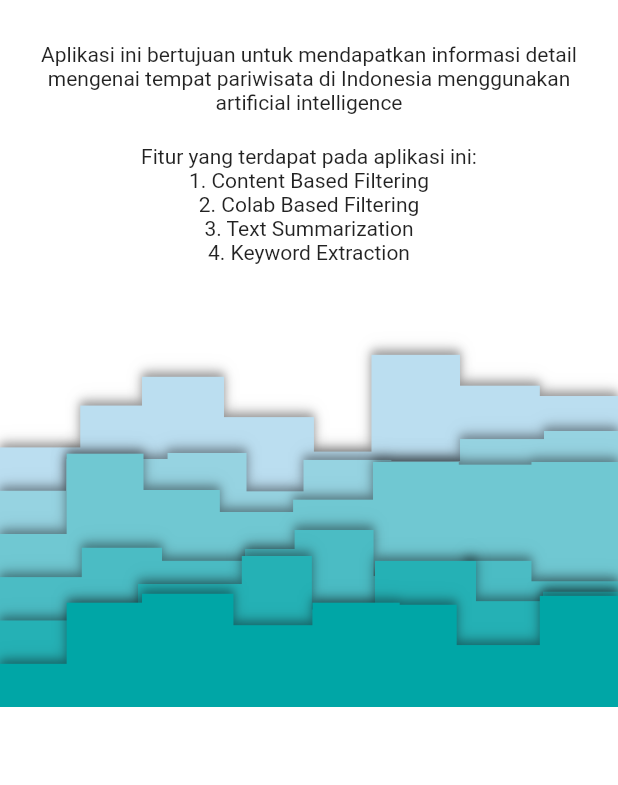
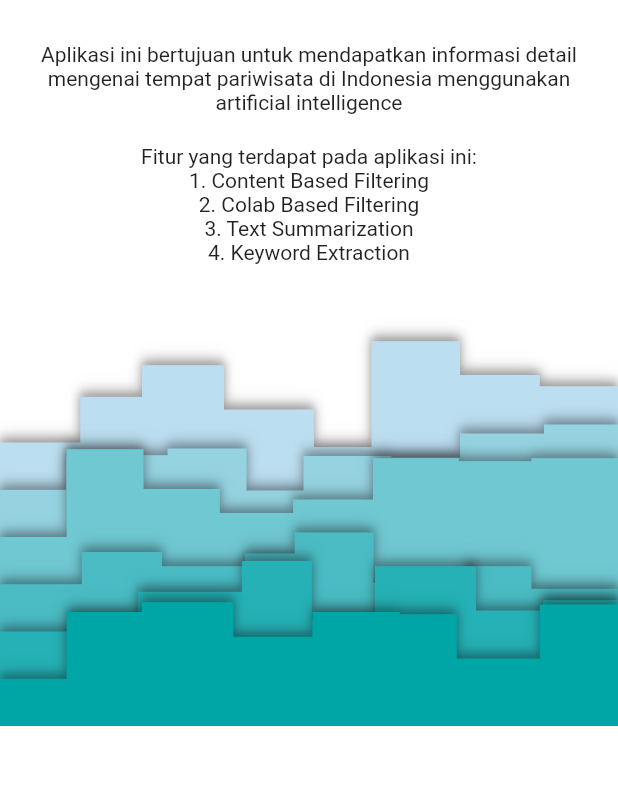
Before and after one commit to MaxZx3000/AI-Compfest-GigaPrime, a Flutter app: the AboutPage screen opened by its route, on a phone screen of 412 x 824 dp, the part 450-1235 px from its top. Run offline on Flutter 3.47's test engine with Material 2 defaults, Android fonts, the phone set to English and light mode, and no system bars; our stand-ins replace hive; missing offline and left inert: gradient_progress_indicator; accounts and stored records are empty; project files that could hold a hidden picture were left out.

Commit message:
Added image fit for better fitting.

```diff
--- a/aplikasi/lib/pages/about/about_page.dart
+++ b/aplikasi/lib/pages/about/about_page.dart
@@ -57,6 +57,7 @@ class AboutPage extends StatelessWidget{
     return Image.asset(
       assets["splash_screen_background"] as String,
       height: 300,
+      fit: BoxFit.fill,
       width: double.infinity,
     );
   }
```
